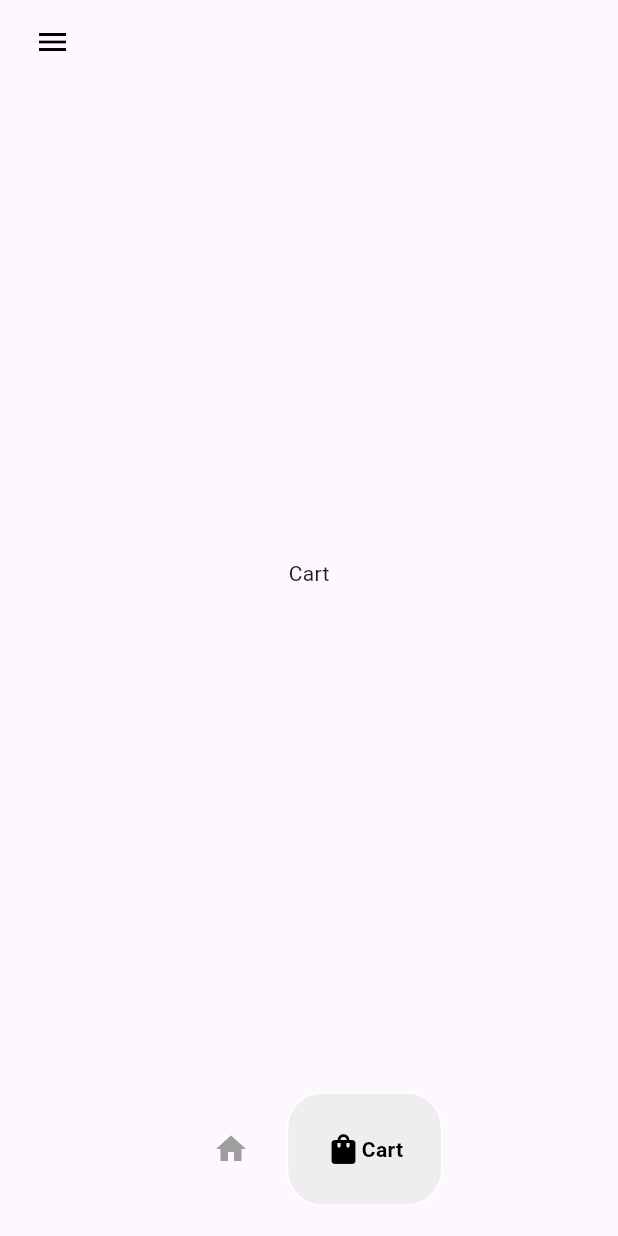
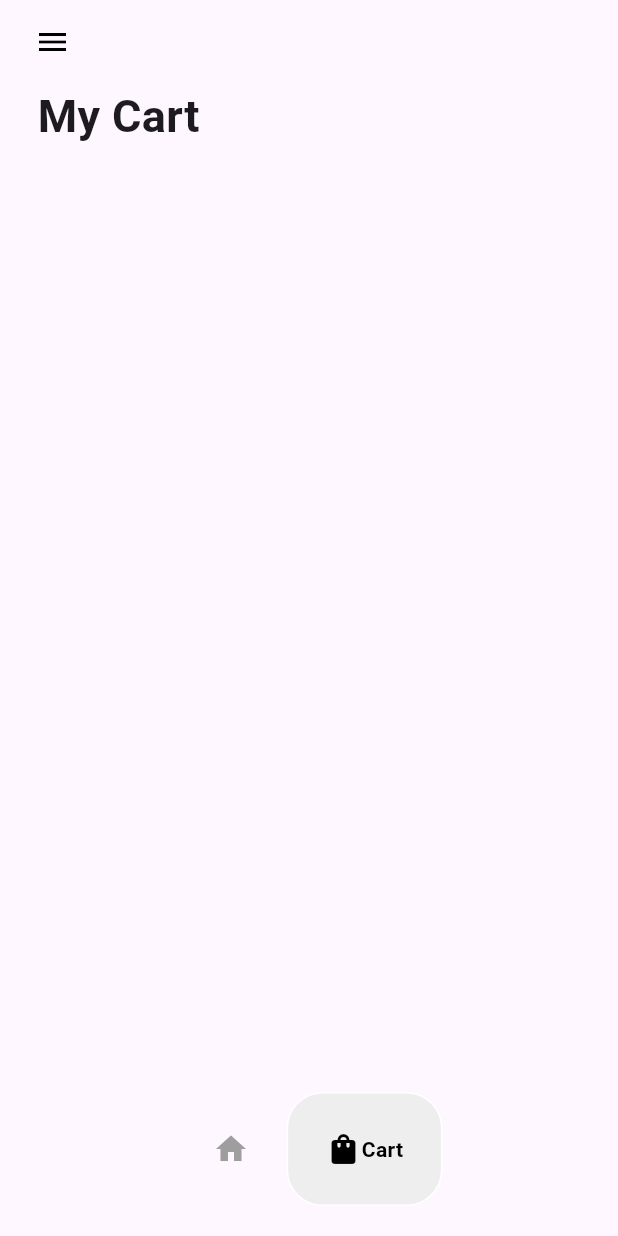
Before and after one commit to prabhsuratsingh/sneaker-app, a Flutter app: the HomePage screen opened directly, item 2 of the bottom bar chosen, on a phone screen of 412 x 824 dp. Run offline on Flutter 3.47's test engine with Material 3 defaults, Android fonts, the phone set to English and light mode, and no system bars; drawn by our look-alikes of google_nav_bar.

Commit message:
Created cart page and functionality
Basic UI dev done

```diff
--- a/lib/components/shoe_tile.dart
+++ b/lib/components/shoe_tile.dart
@@ -1,6 +1,5 @@
 import 'package:ecommerce_ui/models/shoe.dart';
 import 'package:flutter/material.dart';
-import 'package:flutter/widgets.dart';
 
 class ShoeTile extends StatelessWidget {
   Shoe shoe;
--- a/lib/pages/cart_page.dart
+++ b/lib/pages/cart_page.dart
@@ -1,14 +1,48 @@
+import 'package:ecommerce_ui/components/cart_item.dart';
+import 'package:ecommerce_ui/models/cart.dart';
+import 'package:ecommerce_ui/models/shoe.dart';
 import 'package:flutter/material.dart';
+import 'package:provider/provider.dart';
+
+
 
 class CartPage extends StatelessWidget {
   const CartPage({super.key});
 
   @override
   Widget build(BuildContext context) {
-    return const Center(
-      child: Text(
-        'Cart'
-      ),
+    return Consumer<Cart>(
+      builder: (context, value, child) => Padding(
+        padding: const EdgeInsets.symmetric(horizontal: 25.0),
+        child: Column(
+          crossAxisAlignment: CrossAxisAlignment.start,
+          children: [
+            //header
+            const Text(
+              'My Cart',
+              style: TextStyle(
+                fontWeight: FontWeight.bold,
+                fontSize: 30
+              ),
+            ),
+
+            const SizedBox(height: 25,),
+
+            Expanded(
+              child: ListView.builder(
+                itemCount: value.getUserCart().length,
+                itemBuilder: (context, index) {
+                  //get individual shoe
+                  Shoe individualShoe = value.getUserCart()[index];
+
+                  //return cart item
+                  return CartItem(shoe: individualShoe,);
+                }
+              )
+            ),
+          ],
+        ),
+      ) ,
     );
   }
 }
```
Also changed, not shown: lib/components/cart_item.dart (added, +44 -0 lines).
